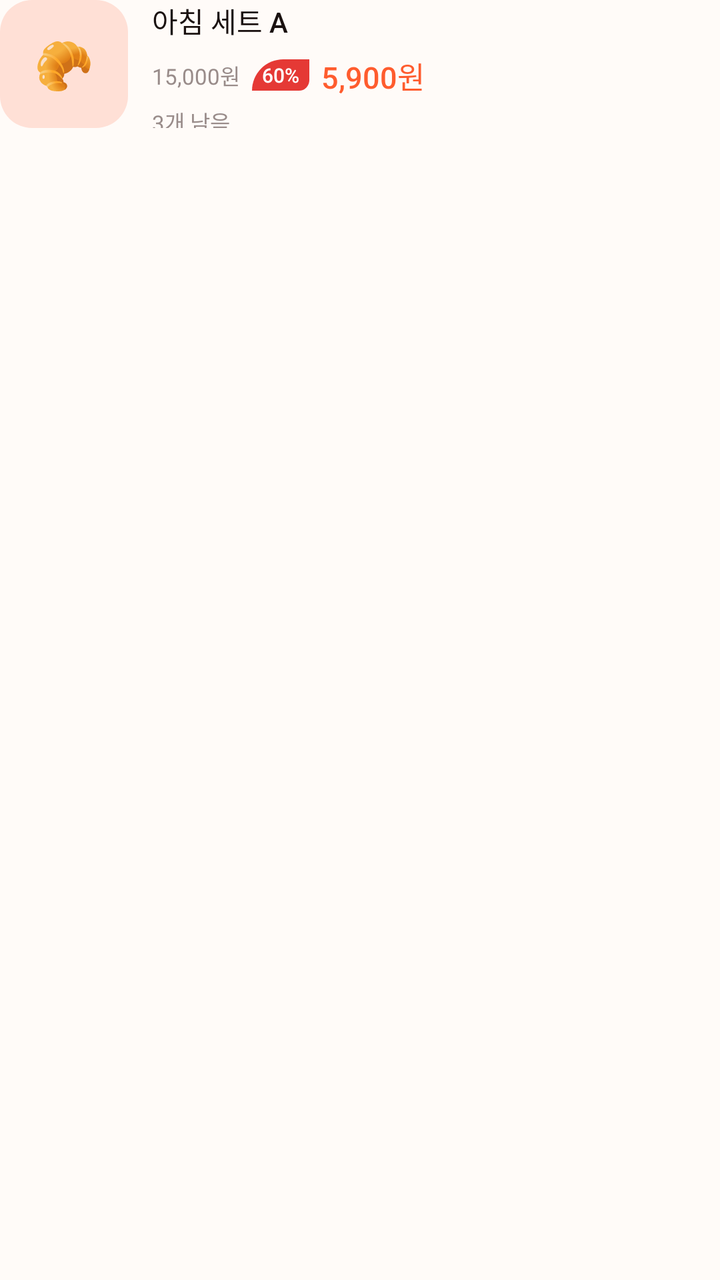
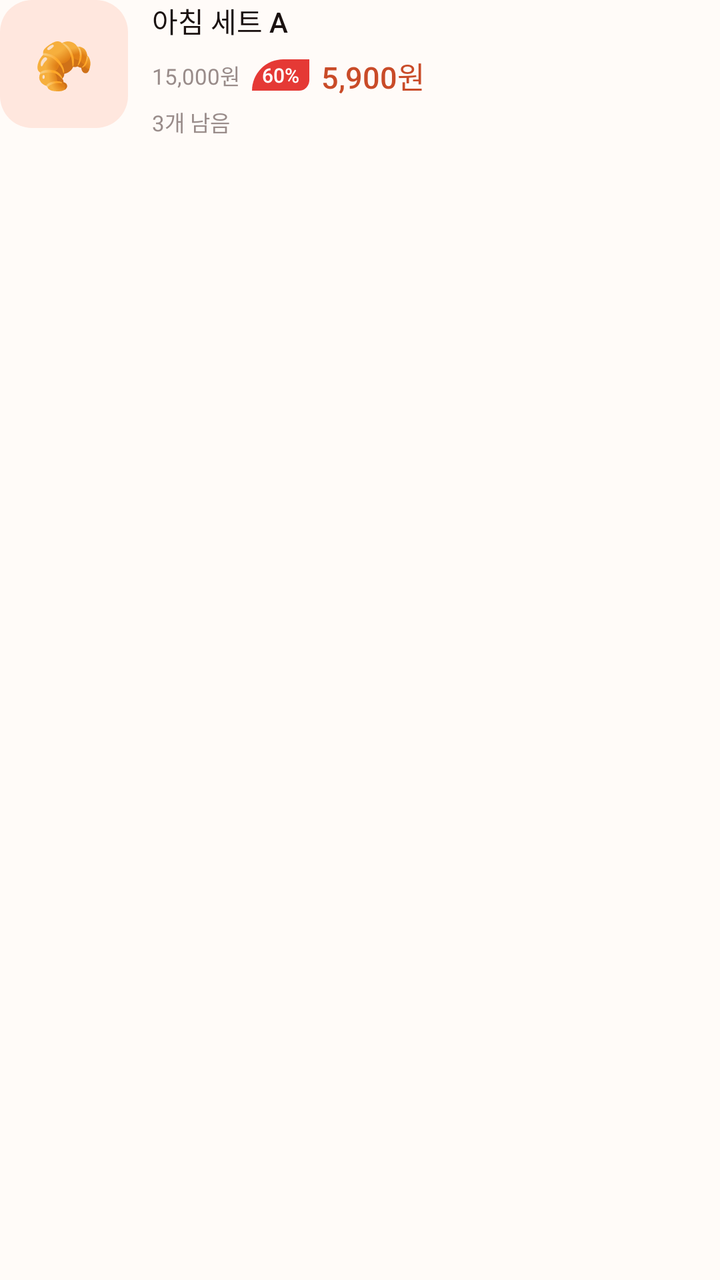

Compare the two renders of this Android layout. The source of the first and the diff that turns it into the second are given below.
<!-- AndroidManifest.xml: application theme Theme.Deuktemsiru -->
<!-- res/layout/item_menu.xml -->
<?xml version="1.0" encoding="utf-8"?>
<androidx.constraintlayout.widget.ConstraintLayout
    xmlns:android="http://schemas.android.com/apk/res/android"
    xmlns:app="http://schemas.android.com/apk/res-auto"
    android:id="@+id/item_root"
    android:layout_width="match_parent"
    android:layout_height="wrap_content"
    android:layout_marginBottom="16dp"
    android:foreground="?attr/selectableItemBackground">

    
    <FrameLayout
        android:id="@+id/fl_thumbnail"
        android:layout_width="64dp"
        android:layout_height="64dp"
        app:layout_constraintStart_toStartOf="parent"
        app:layout_constraintTop_toTopOf="parent">

        <View
            android:layout_width="match_parent"
            android:layout_height="match_parent"
            android:background="@drawable/bg_thumbnail_placeholder" />

        <TextView
            android:id="@+id/tv_emoji"
            android:layout_width="wrap_content"
            android:layout_height="wrap_content"
            android:layout_gravity="center"
            android:text="🥐"
            android:textSize="24sp" />

        
        <FrameLayout
            android:id="@+id/fl_sold_out"
            android:layout_width="match_parent"
            android:layout_height="match_parent"
            android:background="#80000000"
            android:visibility="gone">

            <TextView
                android:layout_width="wrap_content"
                android:layout_height="wrap_content"
                android:layout_gravity="center"
                android:text="매진"
                android:textSize="11sp"
                android:fontFamily="sans-serif-medium"
                android:textColor="@color/white" />
        </FrameLayout>
    </FrameLayout>

    
    <LinearLayout
        android:id="@+id/ll_info"
        android:layout_width="0dp"
        android:layout_height="64dp"
        android:orientation="vertical"
        android:layout_marginStart="12dp"
        app:layout_constraintStart_toEndOf="@id/fl_thumbnail"
        app:layout_constraintEnd_toEndOf="parent"
        app:layout_constraintTop_toTopOf="parent">

        <TextView
            android:id="@+id/tv_menu_name"
            android:layout_width="match_parent"
            android:layout_height="wrap_content"
            android:text="아침 세트 A"
            android:textSize="@dimen/text_body"
            android:fontFamily="sans-serif-medium"
            android:textColor="@color/color_text"
            android:maxLines="1"
            android:ellipsize="end" />

        <LinearLayout
            android:layout_width="wrap_content"
            android:layout_height="wrap_content"
            android:orientation="horizontal"
            android:gravity="center_vertical"
            android:layout_marginTop="6dp">

            <TextView
                android:id="@+id/tv_original_price"
                android:layout_width="wrap_content"
                android:layout_height="wrap_content"
                android:text="15,000원"
                android:textSize="11sp"
                android:textColor="@color/color_text_muted" />

            <TextView
                android:id="@+id/tv_discount_rate"
                android:layout_width="wrap_content"
                android:layout_height="wrap_content"
                android:layout_marginHorizontal="6dp"
                android:paddingHorizontal="5dp"
                android:paddingVertical="1dp"
                android:text="60%"
                android:textSize="10sp"
                android:fontFamily="sans-serif-medium"
                android:textColor="@color/white"
                android:background="@drawable/bg_discount_badge" />

            <TextView
                android:id="@+id/tv_discount_price"
                android:layout_width="wrap_content"
                android:layout_height="wrap_content"
                android:text="5,900원"
                android:textSize="15sp"
                android:fontFamily="sans-serif-medium"
                android:textColor="@color/primary" />
        </LinearLayout>

        <TextView
            android:id="@+id/tv_stock"
            android:layout_width="wrap_content"
            android:layout_height="wrap_content"
            android:layout_marginTop="4dp"
            android:text="3개 남음"
            android:textSize="11sp"
            android:textColor="@color/color_text_muted" />
    </LinearLayout>

</androidx.constraintlayout.widget.ConstraintLayout>
<!-- resources referenced by this layout -->
<resources>
  <color name="primary">#FF5C2E</color>
  <color name="white">#FFFFFFFF</color>
  <dimen name="text_body">14sp</dimen>
  <color name="danger">#E53935</color>
  <dimen name="radius_lg">24dp</dimen>
  <dimen name="radius_sm">8dp</dimen>
  <color name="md_theme_light_primaryContainer">#FFE0D6</color>
  <dimen name="radius_md">16dp</dimen>
  <style name="Base.Theme.Deuktemsiru" parent="Theme.Material3.Light.NoActionBar">
          
          <item name="colorPrimary">@color/md_theme_light_primary</item>
          <item name="colorOnPrimary">@color/md_theme_light_onPrimary</item>
          <item name="colorPrimaryContainer">@color/md_theme_light_primaryContainer</item>
          <item name="colorOnPrimaryContainer">@color/md_theme_light_onPrimaryContainer</item>
          <item name="colorSecondary">@color/md_theme_light_secondary</item>
          <item name="colorOnSecondary">@color/md_theme_light_onSecondary</item>
          <item name="colorSecondaryContainer">@color/md_theme_light_secondaryContainer</item>
          <item name="colorOnSecondaryContainer">@color/md_theme_light_onSecondaryContainer</item>
          <item name="colorTertiary">@color/md_theme_light_tertiary</item>
          <item name="colorOnTertiary">@color/md_theme_light_onTertiary</item>
          <item name="colorTertiaryContainer">@color/md_theme_light_tertiaryContainer</item>
          <item name="colorOnTertiaryContainer">@color/md_theme_light_onTertiaryContainer</item>
          <item name="colorError">@color/md_theme_light_error</item>
          <item name="colorOnError">@color/md_theme_light_onError</item>
          <item name="colorErrorContainer">@color/md_theme_light_errorContainer</item>
          <item name="colorOnErrorContainer">@color/md_theme_light_onErrorContainer</item>
          <item name="android:colorBackground">@color/md_theme_light_background</item>
          <item name="colorOnBackground">@color/md_theme_light_onBackground</item>
          <item name="colorSurface">@color/md_theme_light_surface</item>
          <item name="colorOnSurface">@color/md_theme_light_onSurface</item>
          <item name="colorSurfaceVariant">@color/md_theme_light_surfaceVariant</item>
          <item name="colorOnSurfaceVariant">@color/md_theme_light_onSurfaceVariant</item>
          <item name="colorOutline">@color/md_theme_light_outline</item>
          <item name="colorOutlineVariant">@color/md_theme_light_outlineVariant</item>
  
          
          <item name="android:statusBarColor" tools:targetApi="l">@color/md_theme_light_surface</item>
          <item name="android:windowLightStatusBar" tools:targetApi="m">true</item>
  
          
          <item name="shapeAppearanceSmallComponent">@style/ShapeAppearance.Deuktemsiru.Small</item>
          <item name="shapeAppearanceMediumComponent">@style/ShapeAppearance.Deuktemsiru.Medium</item>
          <item name="shapeAppearanceLargeComponent">@style/ShapeAppearance.Deuktemsiru.Large</item>
  
          
          <item name="materialCardViewStyle">@style/Widget.Deuktemsiru.CardView</item>
      </style>
  <color name="md_theme_light_primary">#FF5C2E</color>
  <color name="md_theme_light_onPrimaryContainer">#3B0C00</color>
  <color name="md_theme_light_secondary">#1F8A5B</color>
  <color name="md_theme_light_outlineVariant">#D8C2BE</color>
  <dimen name="card_elevation">0dp</dimen>
  <!-- unchanged entries left out for length: 29 -->
</resources>

<!-- the commit's change to res/layout/item_menu.xml (unified diff, before → after) -->
@@ -52,7 +52,8 @@
     <LinearLayout
         android:id="@+id/ll_info"
         android:layout_width="0dp"
-        android:layout_height="64dp"
+        android:layout_height="wrap_content"
+        android:minHeight="64dp"
         android:orientation="vertical"
         android:layout_marginStart="12dp"
         app:layout_constraintStart_toEndOf="@id/fl_thumbnail"
<!-- resource entries referenced after the edit -->
@@ -1,12 +1,12 @@
 <!-- resources referenced by this layout -->
 <resources>
-  <color name="primary">#FF5C2E</color>
+  <color name="primary">#C94B28</color>
   <color name="white">#FFFFFFFF</color>
   <dimen name="text_body">14sp</dimen>
   <color name="danger">#E53935</color>
   <dimen name="radius_lg">24dp</dimen>
   <dimen name="radius_sm">8dp</dimen>
-  <color name="md_theme_light_primaryContainer">#FFE0D6</color>
+  <color name="md_theme_light_primaryContainer">#FFE7DE</color>
   <dimen name="radius_md">16dp</dimen>
   <style name="Base.Theme.Deuktemsiru" parent="Theme.Material3.Light.NoActionBar">
           
@@ -46,12 +46,22 @@
   
           
           <item name="materialCardViewStyle">@style/Widget.Deuktemsiru.CardView</item>
+          <item name="bottomNavigationStyle">@style/Widget.Deuktemsiru.BottomNav</item>
       </style>
-  <color name="md_theme_light_primary">#FF5C2E</color>
-  <color name="md_theme_light_onPrimaryContainer">#3B0C00</color>
-  <color name="md_theme_light_secondary">#1F8A5B</color>
-  <color name="md_theme_light_outlineVariant">#D8C2BE</color>
+  <color name="md_theme_light_primary">#C94B28</color>
+  <color name="md_theme_light_onPrimaryContainer">#3F0D05</color>
+  <color name="md_theme_light_secondary">#1D7F52</color>
+  <color name="md_theme_light_outlineVariant">#E2C8C0</color>
+  <style name="Widget.Deuktemsiru.BottomNav" parent="Widget.Material3.BottomNavigationView">
+          <item name="itemIconTint">@color/bottom_nav_color</item>
+          <item name="itemTextColor">@color/bottom_nav_color</item>
+          <item name="itemActiveIndicatorStyle">@style/Widget.Deuktemsiru.BottomNav.ActiveIndicator</item>
+      </style>
   <dimen name="card_elevation">0dp</dimen>
+  <style name="Widget.Deuktemsiru.BottomNav.ActiveIndicator" parent="Widget.Material3.BottomNavigationView.ActiveIndicator">
+          <item name="android:color">@color/primary_light</item>
+      </style>
+  <color name="primary_light">#FFE7DE</color>
   <!-- unchanged entries left out for length: 29 -->
 </resources>
 
